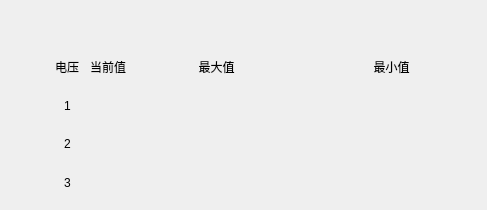
This is IDC_TestSystem/SI-PDU/si_setting/si_thresholdsetwid.ui in ChinaClever/IDC_TestSystem as Qt 5 draws it before an edit. The edited form follows.
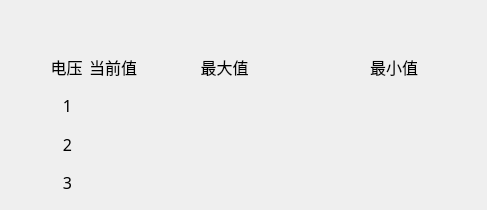
This is the edited form.

```diff
--- a/IDC_TestSystem/SI-PDU/si_setting/si_thresholdsetwid.ui
+++ b/IDC_TestSystem/SI-PDU/si_setting/si_thresholdsetwid.ui
@@ -10,6 +10,12 @@
     <height>210</height>
    </rect>
   </property>
+  <property name="font">
+   <font>
+    <family>微软雅黑</family>
+    <pointsize>12</pointsize>
+   </font>
+  </property>
   <property name="windowTitle">
    <string>Form</string>
   </property>
```
